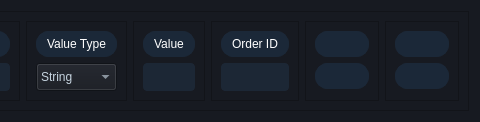
thatStrangeGuy/AutoDoc_Parser, file UI/base_qt_ui/database_record_ui.ui: the form before one commit; both pictures show x 476 to 956 and y 0 to 122 of the 956 by 122 pixel window.
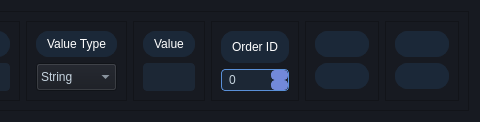
The form after the commit. Icons and pictures are not drawn.

The edit to the form file:
```diff
--- a/UI/base_qt_ui/database_record_ui.ui
+++ b/UI/base_qt_ui/database_record_ui.ui
@@ -169,6 +169,33 @@
 QDialogButtonBox QPushButton:pressed {
     background-color: #5865a6; /* Darker shade when pressed */
 }
+QSpinBox {
+    color: #c6d4df; /* Text color */
+    background-color: #1c2735; /* Background color */
+    border: 1px solid #5a90d8; /* Border color */
+    padding: 2px 5px;
+    border-radius: 4px;
+}
+QSpinBox::up-button, QSpinBox::down-button {
+    background-color: #7289da; /* Button background color */
+    border: 1px solid #7289da; /* Button border color */
+    border-radius: 4px;
+    width: 15px;
+}
+
+QSpinBox::up-button:hover, QSpinBox::down-button:hover {
+    background-color: #677bc4; /* Darker shade on hover */
+}
+
+QSpinBox::up-button:pressed, QSpinBox::down-button:pressed {
+    background-color: #5865a6; /* Darker shade when pressed */
+}
+
+QSpinBox::up-arrow, QSpinBox::down-arrow {
+    color: #c6d4df; /* Arrow color */
+    font-size: 10px; /* Arrow size */
+}
+
 </string>
   </property>
   <layout class="QVBoxLayout" name="verticalLayout">
@@ -627,14 +654,7 @@
           </widget>
          </item>
          <item>
-          <widget class="QLineEdit" name="databaseRecordOrderID_Line">
-           <property name="sizePolicy">
-            <sizepolicy hsizetype="Preferred" vsizetype="Preferred">
-             <horstretch>1</horstretch>
-             <verstretch>2</verstretch>
-            </sizepolicy>
-           </property>
-          </widget>
+          <widget class="QSpinBox" name="databaseRecordOrderID_spinBox"/>
          </item>
         </layout>
        </widget>
```
